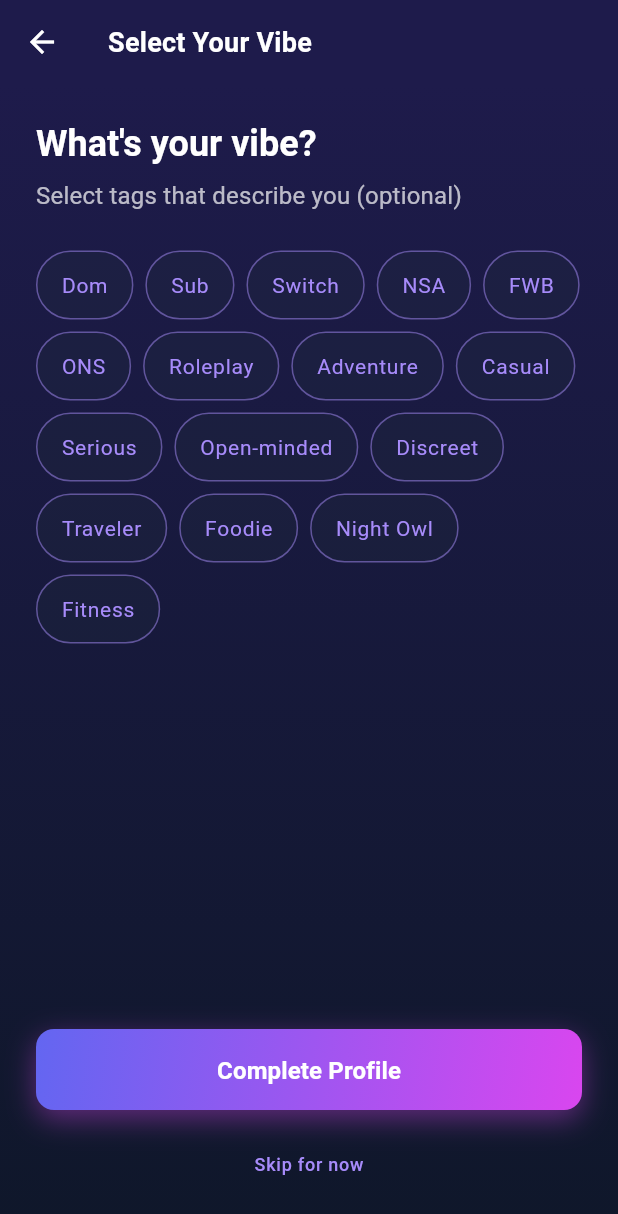
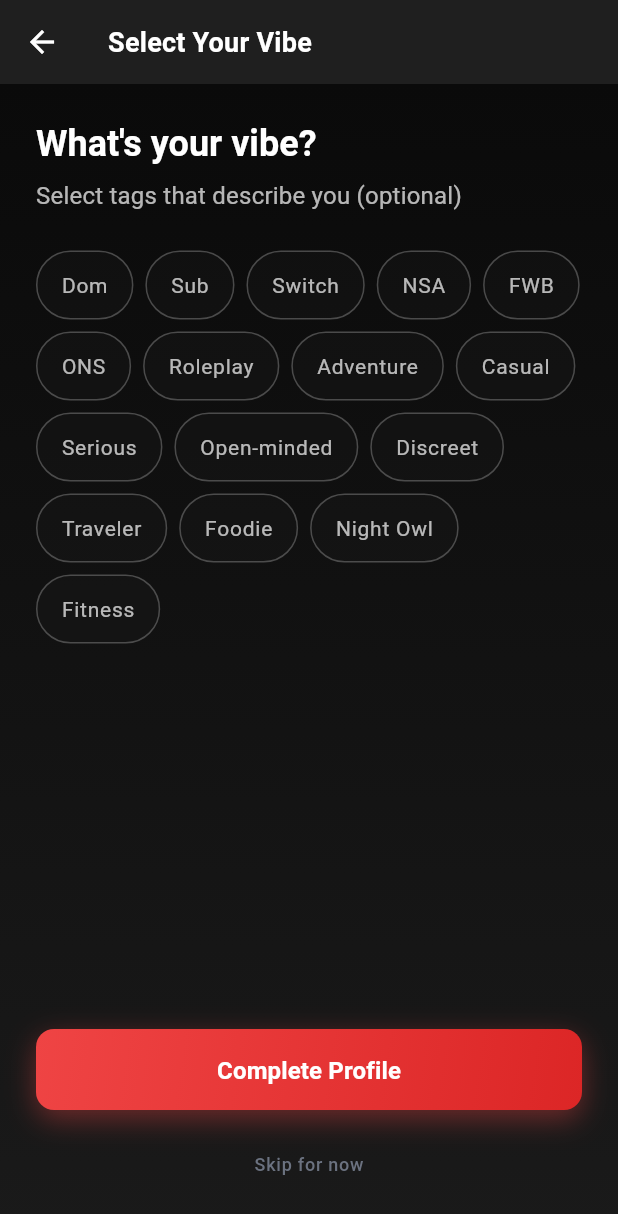
Before and after one commit to ommanoj88/PT, a Flutter app: the ProfileTagsScreen screen opened directly with empty values, on a phone screen of 412 x 824 dp. Shown: the top 1214 px of the screen. Run offline on Flutter 3.47's test engine with Material 3 defaults, Android fonts, the phone set to English and light mode, and no system bars; our stand-ins replace image_picker, shared_preferences; accounts and stored records are empty.

Commit message:
Update theme and screens to Pure app style - replace purple/fuchsia colors with red accents
Co-authored-by: ommanoj88 <127044672+ommanoj88@users.noreply.github.com>

```diff
--- a/frontend/lib/screens/matches_screen.dart
+++ b/frontend/lib/screens/matches_screen.dart
@@ -99,15 +99,15 @@ class _MatchesScreenState extends State<MatchesScreen> {
               decoration: BoxDecoration(
                 gradient: LinearGradient(
                   colors: [
-                    AppTheme.accentPurple.withOpacity(0.3),
-                    AppTheme.accentFuchsia.withOpacity(0.3),
+                    AppTheme.accentRed.withOpacity(0.3),
+                    AppTheme.accentRedDark.withOpacity(0.3),
                   ],
                 ),
                 borderRadius: BorderRadius.circular(AppTheme.radiusRound),
               ),
               child: Icon(
                 Icons.chat_bubble_outline_rounded,
-                color: colorScheme.secondary,
+                color: Colors.white70,
                 size: 64,
               ),
             ),
--- a/frontend/lib/screens/profile_looking_for_screen.dart
+++ b/frontend/lib/screens/profile_looking_for_screen.dart
@@ -120,8 +120,8 @@ class _ProfileLookingForScreenState extends State<ProfileLookingForScreen> {
           gradient: isSelected
               ? LinearGradient(
                   colors: [
-                    AppTheme.accentPurple.withOpacity(0.3),
-                    AppTheme.accentFuchsia.withOpacity(0.3),
+                    AppTheme.accentRed.withOpacity(0.3),
+                    AppTheme.accentRedDark.withOpacity(0.3),
                   ],
                 )
               : null,
@@ -134,7 +134,7 @@ class _ProfileLookingForScreenState extends State<ProfileLookingForScreen> {
         ),
         child: Row(
           children: [
-            Icon(icon, color: colorScheme.secondary, size: 28),
+            Icon(icon, color: Colors.white70, size: 28),
             const SizedBox(width: AppTheme.spacing16),
             Text(
               label,
--- a/frontend/lib/screens/profile_name_gender_screen.dart
+++ b/frontend/lib/screens/profile_name_gender_screen.dart
@@ -132,8 +132,8 @@ class _ProfileNameGenderScreenState extends State<ProfileNameGenderScreen> {
           gradient: isSelected
               ? LinearGradient(
                   colors: [
-                    AppTheme.accentPurple.withOpacity(0.3),
-                    AppTheme.accentFuchsia.withOpacity(0.3),
+                    AppTheme.accentRed.withOpacity(0.3),
+                    AppTheme.accentRedDark.withOpacity(0.3),
                   ],
                 )
               : null,
@@ -146,7 +146,7 @@ class _ProfileNameGenderScreenState extends State<ProfileNameGenderScreen> {
         ),
         child: Row(
           children: [
-            Icon(icon, color: colorScheme.secondary, size: 28),
+            Icon(icon, color: Colors.white70, size: 28),
             const SizedBox(width: AppTheme.spacing16),
             Text(
               label,
--- a/frontend/lib/screens/profile_tags_screen.dart
+++ b/frontend/lib/screens/profile_tags_screen.dart
@@ -181,15 +181,15 @@ class _ProfileTagsScreenState extends State<ProfileTagsScreen> {
           gradient: isSelected
               ? LinearGradient(
                   colors: [
-                    AppTheme.accentPurple.withOpacity(0.5),
-                    AppTheme.accentFuchsia.withOpacity(0.5),
+                    AppTheme.accentRed.withOpacity(0.5),
+                    AppTheme.accentRedDark.withOpacity(0.5),
                   ],
                 )
               : null,
           color: isSelected ? null : colorScheme.surfaceContainerHighest.withOpacity(0.3),
           borderRadius: BorderRadius.circular(AppTheme.radiusRound),
           border: Border.all(
-            color: isSelected ? colorScheme.primary : colorScheme.secondary.withOpacity(0.5),
+            color: isSelected ? colorScheme.primary : Colors.white24,
           ),
         ),
         child: Row(
@@ -202,7 +202,7 @@ class _ProfileTagsScreenState extends State<ProfileTagsScreen> {
             Text(
               tag,
               style: textTheme.labelLarge?.copyWith(
-                color: isSelected ? Colors.white : colorScheme.secondary,
+                color: isSelected ? Colors.white : Colors.white70,
                 fontWeight: isSelected ? FontWeight.w600 : FontWeight.w400,
               ),
             ),
--- a/frontend/lib/theme/app_theme.dart
+++ b/frontend/lib/theme/app_theme.dart
@@ -1,22 +1,33 @@
 import 'package:flutter/material.dart';
 import 'package:flutter/services.dart';
 
-/// Premium app theme with deep navy/slate dark mode palette
+/// Pure app style theme - minimalist dark with red accents
 /// Following 8.0 logical pixel spacing system
 class AppTheme {
   AppTheme._();
 
   // === COLOR PALETTE ===
-  // Deep navy/slate dark mode colors inspired by Linear/Revolut
-  static const Color primaryNavy = Color(0xFF0F172A);
-  static const Color secondaryNavy = Color(0xFF1E293B);
-  static const Color surfaceNavy = Color(0xFF1E1B4B);
-  static const Color cardNavy = Color(0xFF334155);
+  // Pure app style - clean black/dark with red accents
+  static const Color primaryBlack = Color(0xFF0A0A0A);
+  static const Color secondaryBlack = Color(0xFF1A1A1A);
+  static const Color surfaceDark = Color(0xFF1F1F1F);
+  static const Color cardDark = Color(0xFF2A2A2A);
 
-  // Accent colors
-  static const Color accentPurple = Color(0xFF6366F1);
-  static const Color accentFuchsia = Color(0xFFD946EF);
-  static const Color accentViolet = Color(0xFFA78BFA);
+  // Legacy aliases for backwards compatibility
+  static const Color primaryNavy = primaryBlack;
+  static const Color secondaryNavy = secondaryBlack;
+  static const Color surfaceNavy = surfaceDark;
+  static const Color cardNavy = cardDark;
+
+  // Accent colors - Pure uses red as primary
+  static const Color accentRed = Color(0xFFEF4444);
+  static const Color accentRedDark = Color(0xFFDC2626);
+  static const Color accentGray = Color(0xFF6B7280);
+
+  // Legacy aliases for backwards compatibility
+  static const Color accentPurple = accentRed;
+  static const Color accentFuchsia = accentRed;
+  static const Color accentViolet = accentGray;
 
   // Semantic colors
   static const Color success = Color(0xFF22C55E);
@@ -33,19 +44,19 @@ class AppTheme {
   static const LinearGradient primaryGradient = LinearGradient(
     begin: Alignment.topLeft,
     end: Alignment.bottomRight,
-    colors: [accentPurple, accentFuchsia],
+    colors: [accentRed, accentRedDark],
   );
 
   static const LinearGradient backgroundGradient = LinearGradient(
     begin: Alignment.topCenter,
     end: Alignment.bottomCenter,
-    colors: [surfaceNavy, primaryNavy],
+    colors: [primaryBlack, secondaryBlack],
   );
 
   static const LinearGradient cardGradient = LinearGradient(
     begin: Alignment.topLeft,
     end: Alignment.bottomRight,
-    colors: [Color(0xFF1E293B), Color(0xFF0F172A)],
+    colors: [secondaryBlack, primaryBlack],
   );
 
   // === SPACING (8px grid) ===
@@ -197,37 +208,37 @@ class AppTheme {
     useMaterial3: true,
     brightness: Brightness.dark,
 
-    // Color Scheme
+    // Color Scheme - Pure app style with red accents
     colorScheme: const ColorScheme.dark(
-      primary: accentFuchsia,
+      primary: accentRed,
       onPrimary: Colors.white,
-      primaryContainer: accentPurple,
+      primaryContainer: accentRedDark,
       onPrimaryContainer: Colors.white,
-      secondary: accentViolet,
+      secondary: accentGray,
       onSecondary: Colors.white,
-      secondaryContainer: surfaceNavy,
+      secondaryContainer: surfaceDark,
       onSecondaryContainer: Colors.white,
-      tertiary: accentPurple,
+      tertiary: accentRed,
       onTertiary: Colors.white,
       error: error,
       onError: Colors.white,
-      surface: primaryNavy,
+      surface: primaryBlack,
       onSurface: Colors.white,
-      surfaceContainerHighest: secondaryNavy,
+      surfaceContainerHighest: secondaryBlack,
       onSurfaceVariant: Colors.white70,
       outline: borderSubtle,
       outlineVariant: Color(0x33FFFFFF),
     ),
 
     // Scaffold
-    scaffoldBackgroundColor: primaryNavy,
+    scaffoldBackgroundColor: primaryBlack,
 
     // Text Theme
     textTheme: textTheme,
 
     // AppBar Theme
     appBarTheme: AppBarTheme(
-      backgroundColor: surfaceNavy,
+      backgroundColor: primaryBlack,
       foregroundColor: Colors.white,
       elevation: 0,
       centerTitle: false,
@@ -238,7 +249,7 @@ class AppTheme {
 
     // Card Theme - using custom containers instead
     cardTheme: CardThemeData(
-      color: secondaryNavy,
+      color: secondaryBlack,
       elevation: 0,
       shape: RoundedRectangleBorder(
         borderRadius: BorderRadius.circular(radiusMedium),
@@ -249,7 +260,7 @@ class AppTheme {
     // Elevated Button Theme
     elevatedButtonTheme: ElevatedButtonThemeData(
       style: ElevatedButton.styleFrom(
-        backgroundColor: accentFuchsia,
+        backgroundColor: accentRed,
         foregroundColor: Colors.white,
         elevation: 0,
         padding: const EdgeInsets.symmetric(
@@ -266,7 +277,7 @@ class AppTheme {
     // Text Button Theme
     textButtonTheme: TextButtonThemeData(
       style: TextButton.styleFrom(
-        foregroundColor: accentViolet,
+        foregroundColor: accentGray,
         padding: const EdgeInsets.symmetric(
           horizontal: spacing16,
           vertical: spacing8,
@@ -283,7 +294,7 @@ class AppTheme {
           horizontal: spacing24,
           vertical: spacing16,
         ),
-        side: const BorderSide(color: accentViolet),
+        side: const BorderSide(color: Colors.white24),
         shape: RoundedRectangleBorder(
           borderRadius: BorderRadius.circular(radiusMedium),
         ),
@@ -309,7 +320,7 @@ class AppTheme {
       ),
       focusedBorder: OutlineInputBorder(
         borderRadius: BorderRadius.circular(radiusMedium),
-        borderSide: const BorderSide(color: accentPurple, width: 2),
+        borderSide: const BorderSide(color: accentRed, width: 2),
       ),
       errorBorder: OutlineInputBorder(
         borderRadius: BorderRadius.circular(radiusMedium),
@@ -319,30 +330,30 @@ class AppTheme {
         borderRadius: BorderRadius.circular(radiusMedium),
         borderSide: const BorderSide(color: error, width: 2),
       ),
-      labelStyle: textTheme.bodyMedium?.copyWith(color: accentViolet),
+      labelStyle: textTheme.bodyMedium?.copyWith(color: accentGray),
       hintStyle: textTheme.bodyMedium?.copyWith(color: Colors.white38),
-      prefixIconColor: accentViolet,
-      suffixIconColor: accentViolet,
-      floatingLabelStyle: textTheme.bodySmall?.copyWith(color: accentViolet),
+      prefixIconColor: accentGray,
+      suffixIconColor: accentGray,
+      floatingLabelStyle: textTheme.bodySmall?.copyWith(color: accentGray),
     ),
 
     // Bottom Navigation Bar Theme
     bottomNavigationBarTheme: const BottomNavigationBarThemeData(
-      backgroundColor: primaryNavy,
-      selectedItemColor: accentFuchsia,
-      unselectedItemColor: accentViolet,
+      backgroundColor: primaryBlack,
+      selectedItemColor: accentRed,
+      unselectedItemColor: Colors.white54,
       type: BottomNavigationBarType.fixed,
       elevation: 0,
     ),
 
     // Drawer Theme
     drawerTheme: const DrawerThemeData(
-      backgroundColor: surfaceNavy,
+      backgroundColor: secondaryBlack,
     ),
 
     // Dialog Theme
     dialogTheme: DialogThemeData(
-      backgroundColor: secondaryNavy,
+      backgroundColor: secondaryBlack,
       elevation: 0,
       shape: RoundedRectangleBorder(
         borderRadius: BorderRadius.circular(radiusXLarge),
@@ -353,7 +364,7 @@ class AppTheme {
 
     // Snackbar Theme
     snackBarTheme: SnackBarThemeData(
-      backgroundColor: secondaryNavy,
+      backgroundColor: secondaryBlack,
       contentTextStyle: textTheme.bodyMedium,
       shape: RoundedRectangleBorder(
         borderRadius: BorderRadius.circular(radiusMedium),
@@ -370,9 +381,9 @@ class AppTheme {
     // Chip Theme
     chipTheme: ChipThemeData(
       backgroundColor: surfaceLight,
-      selectedColor: accentFuchsia.withOpacity(0.3),
+      selectedColor: accentRed.withOpacity(0.3),
       labelStyle: textTheme.labelMedium,
-      side: BorderSide(color: accentViolet.withOpacity(0.5)),
+      side: BorderSide(color: accentRed.withOpacity(0.5)),
       shape: RoundedRectangleBorder(
         borderRadius: BorderRadius.circular(radiusRound),
       ),
@@ -387,13 +398,13 @@ class AppTheme {
 
     // Icon Theme
     iconTheme: const IconThemeData(
-      color: accentViolet,
+      color: Colors.white70,
       size: 24,
     ),
 
     // List Tile Theme
     listTileTheme: ListTileThemeData(
-      iconColor: accentViolet,
+      iconColor: Colors.white70,
       textColor: Colors.white,
       contentPadding: const EdgeInsets.symmetric(
         horizontal: spacing16,
@@ -406,7 +417,7 @@ class AppTheme {
 
     // Progress Indicator Theme
     progressIndicatorTheme: const ProgressIndicatorThemeData(
-      color: accentFuchsia,
+      color: accentRed,
       linearTrackColor: surfaceLight,
       circularTrackColor: surfaceLight,
     ),
@@ -454,7 +465,7 @@ class AppTheme {
     borderRadius: BorderRadius.circular(radiusMedium),
     boxShadow: [
       BoxShadow(
-        color: accentFuchsia.withOpacity(0.4),
+        color: accentRed.withOpacity(0.4),
         blurRadius: 16,
         offset: const Offset(0, 6),
       ),
--- a/frontend/lib/widgets/glass_container.dart
+++ b/frontend/lib/widgets/glass_container.dart
@@ -225,7 +225,7 @@ class _GlassButtonState extends State<GlassButton>
                 borderRadius: BorderRadius.circular(widget.borderRadius),
                 boxShadow: [
                   BoxShadow(
-                    color: AppTheme.accentFuchsia.withOpacity(0.4),
+                    color: AppTheme.accentRed.withOpacity(0.4),
                     blurRadius: 16,
                     offset: const Offset(0, 6),
                   ),
--- a/frontend/lib/widgets/premium_button.dart
+++ b/frontend/lib/widgets/premium_button.dart
@@ -86,7 +86,7 @@ class PremiumButton extends StatefulWidget {
         decoration: BoxDecoration(
           borderRadius: BorderRadius.circular(AppTheme.radiusMedium),
           border: Border.all(
-            color: borderColor ?? AppTheme.accentViolet,
+            color: borderColor ?? Colors.white24,
             width: 1.5,
           ),
         ),
@@ -99,7 +99,7 @@ class PremiumButton extends StatefulWidget {
           mainAxisAlignment: MainAxisAlignment.center,
           children: [
             if (icon != null) ...[
-              Icon(icon, color: AppTheme.accentViolet, size: 20),
+              Icon(icon, color: Colors.white70, size: 20),
               const SizedBox(width: AppTheme.spacing8),
             ],
             Text(
@@ -190,7 +190,7 @@ class _PremiumButtonState extends State<PremiumButton>
                       borderRadius: BorderRadius.circular(widget.borderRadius),
                       boxShadow: [
                         BoxShadow(
-                          color: AppTheme.accentFuchsia.withOpacity(
+                          color: AppTheme.accentRed.withOpacity(
                             widget.onPressed != null && !widget.isLoading
                                 ? 0.4
                                 : 0.2,
@@ -201,7 +201,7 @@ class _PremiumButtonState extends State<PremiumButton>
                       ],
                     )
                   : BoxDecoration(
-                      color: widget.backgroundColor ?? AppTheme.accentFuchsia,
+                      color: widget.backgroundColor ?? AppTheme.accentRed,
                       borderRadius: BorderRadius.circular(widget.borderRadius),
                     ),
               child: Padding(
@@ -287,8 +287,8 @@ class _PremiumIconButtonState extends State<PremiumIconButton>
   Widget build(BuildContext context) {
     final colors = widget.gradientColors ??
         (widget.isPrimary
-            ? [AppTheme.accentPurple, AppTheme.accentFuchsia]
-            : [AppTheme.secondaryNavy, AppTheme.primaryNavy]);
+            ? [AppTheme.accentRed, AppTheme.accentRedDark]
+            : [AppTheme.secondaryBlack, AppTheme.primaryBlack]);
 
     return GestureDetector(
       onTapDown: (_) => _controller.forward(),
```
Also changed, not shown: frontend/lib/screens/feed_screen.dart (+27 -27 lines).
